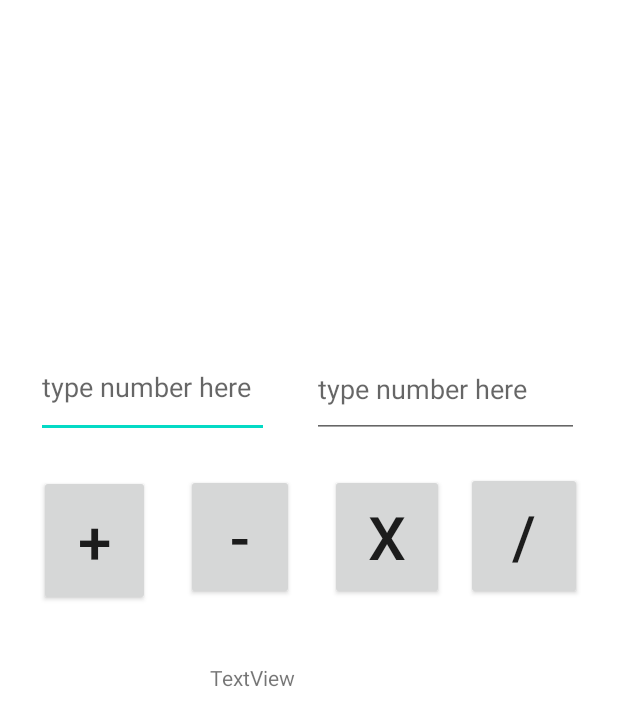
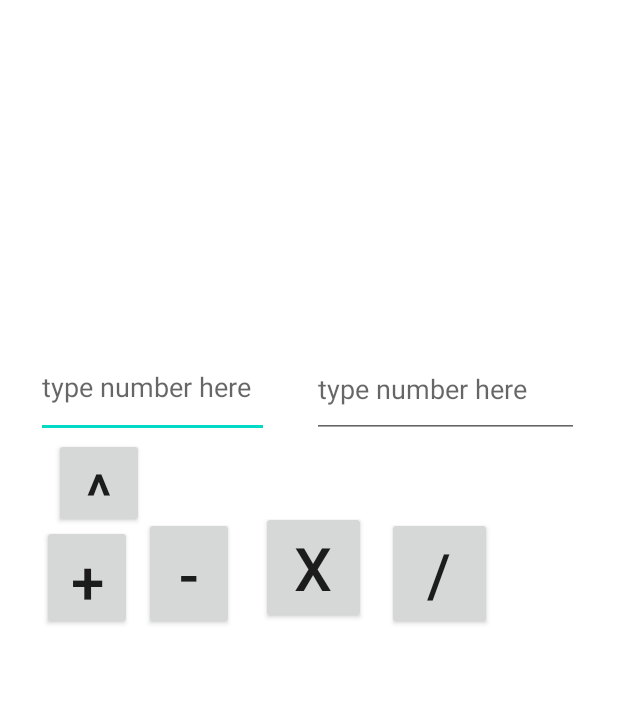
Before and after one commit to MaxMclenonn477/CalculatorApp, an Android app: the SecondActivity screen opened directly, with no data from a screen before it, on a phone screen of 412 x 824 dp. Shown: the top 726 px of the screen. Run offline under Robolectric (Android 15) with nearby library versions, the phone set to English and light mode, and no system bars.

Commit message:
gave functions to calc

```diff
--- a/app/src/main/java/com/example/calculatorapp/MainActivity.java
+++ b/app/src/main/java/com/example/calculatorapp/MainActivity.java
@@ -44,7 +44,7 @@ public class MainActivity extends AppCompatActivity {
 
         numberSum.setText("" + sum);
     }
-    public void findSub(View view) {
+    public void subtraction(View view) {
         EditText numberOne = findViewById(R.id.numOne);
         EditText numberTwo = findViewById(R.id.numTwo);
         TextView numberSum = findViewById(R.id.result);
@@ -56,4 +56,40 @@ public class MainActivity extends AppCompatActivity {
         numberSum.setText("" + sum);
     }
 
+    public void split(View view) {
+        EditText numberOne = findViewById(R.id.numOne);
+        EditText numberTwo = findViewById(R.id.numTwo);
+        TextView numberSum = findViewById(R.id.result);
+
+        int num1 = Integer.parseInt(numberOne.getText().toString());
+        int num2 = Integer.parseInt(numberTwo.getText().toString());
+        int sum = num1 / num2;
+
+        numberSum.setText("" + sum);
+    }
+
+    public void multi(View view) {
+        EditText numberOne = findViewById(R.id.numOne);
+        EditText numberTwo = findViewById(R.id.numTwo);
+        TextView numberSum = findViewById(R.id.result);
+
+        int num1 = Integer.parseInt(numberOne.getText().toString());
+        int num2 = Integer.parseInt(numberTwo.getText().toString());
+        int sum = num1 * num2;
+
+        numberSum.setText("" + sum);
+    }
+
+    public void sqaure(View view) {
+        EditText numberOne = findViewById(R.id.numOne);
+        EditText numberTwo = findViewById(R.id.numTwo);
+        TextView numberSum = findViewById(R.id.result);
+
+        int num1 = Integer.parseInt(numberOne.getText().toString());
+        int num2 = Integer.parseInt(numberTwo.getText().toString());
+        int sum1 = num1 * num1;
+        int sum2 = num2 * num2;
+
+        numberSum.setText("" + sum1 + "   " + sum2);
+    }
 }
--- a/app/src/main/java/com/example/calculatorapp/SecondActivity.java
+++ b/app/src/main/java/com/example/calculatorapp/SecondActivity.java
@@ -19,7 +19,7 @@ public class SecondActivity extends Activity {
         String nameToShow = intent.getStringExtra("USERNAME");
 
         // get a reference
-        TextView textView = findViewById(R.id.numTwo);
+        TextView textView = findViewById(R.id.result);
         textView.setText(nameToShow);
     }
 }
--- a/app/src/main/res/layout/activity_main.xml
+++ b/app/src/main/res/layout/activity_main.xml
@@ -33,45 +33,48 @@
         app:layout_constraintStart_toStartOf="parent" />
 
     <Button
-        android:id="@+id/button"
-        android:layout_width="74dp"
-        android:layout_height="87dp"
-        android:layout_marginEnd="312dp"
-        android:layout_marginBottom="420dp"
+        android:id="@+id/add_button"
+        android:layout_width="60dp"
+        android:layout_height="70dp"
+        android:layout_marginEnd="324dp"
+        android:layout_marginBottom="404dp"
+        android:onClick="findSum"
         android:text="+"
         android:textSize="40sp"
-        android:onClick="findSum"
         app:layout_constraintBottom_toBottomOf="parent"
         app:layout_constraintEnd_toEndOf="parent" />
 
     <Button
-        android:id="@+id/button2"
-        android:layout_width="77dp"
-        android:layout_height="85dp"
-        android:layout_marginEnd="24dp"
-        android:layout_marginBottom="424dp"
+        android:id="@+id/divide_button"
+        android:layout_width="70dp"
+        android:layout_height="75dp"
+        android:layout_marginEnd="84dp"
+        android:layout_marginBottom="404dp"
+        android:onClick="split"
         android:text="/"
         android:textSize="40sp"
         app:layout_constraintBottom_toBottomOf="parent"
         app:layout_constraintEnd_toEndOf="parent" />
 
     <Button
-        android:id="@+id/button3"
-        android:layout_width="76dp"
-        android:layout_height="84dp"
-        android:layout_marginEnd="116dp"
-        android:layout_marginBottom="424dp"
+        android:id="@+id/times_button"
+        android:layout_width="70dp"
+        android:layout_height="75dp"
+        android:layout_marginEnd="168dp"
+        android:layout_marginBottom="408dp"
+        android:onClick="multi"
         android:text="x"
         android:textSize="40sp"
         app:layout_constraintBottom_toBottomOf="parent"
         app:layout_constraintEnd_toEndOf="parent" />
 
     <Button
-        android:id="@+id/button4"
-        android:layout_width="72dp"
-        android:layout_height="84dp"
-        android:layout_marginEnd="216dp"
-        android:layout_marginBottom="424dp"
+        android:id="@+id/neg_button"
+        android:layout_width="60dp"
+        android:layout_height="75dp"
+        android:layout_marginEnd="256dp"
+        android:layout_marginBottom="404dp"
+        android:onClick="subtraction"
         android:text="-"
         android:textSize="40sp"
         app:layout_constraintBottom_toBottomOf="parent"
@@ -79,12 +82,25 @@
 
     <TextView
         android:id="@+id/result"
-        android:layout_width="131dp"
-        android:layout_height="74dp"
-        android:layout_marginStart="140dp"
-        android:layout_marginBottom="308dp"
-        android:text="TextView"
+        android:layout_width="66dp"
+        android:layout_height="32dp"
+        android:layout_marginTop="364dp"
+        android:layout_marginEnd="172dp"
+        android:text=""
+        android:textSize="20sp"
+        app:layout_constraintEnd_toEndOf="parent"
+        app:layout_constraintTop_toTopOf="parent" />
+
+    <Button
+        android:id="@+id/button"
+        android:layout_width="60dp"
+        android:layout_height="60dp"
+        android:layout_marginEnd="316dp"
+        android:layout_marginBottom="472dp"
+        android:onClick="sqaure"
+        android:text="^"
+        android:textSize="40sp"
         app:layout_constraintBottom_toBottomOf="parent"
-        app:layout_constraintStart_toStartOf="parent" />
+        app:layout_constraintEnd_toEndOf="parent" />
 
 </androidx.constraintlayout.widget.ConstraintLayout>
```
